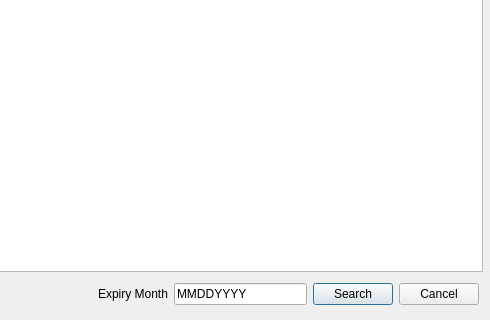
The window that membershipexpiry.ui (P4TOO/BulkClub-System) describes before a commit, drawn with Qt 5; both pictures show x 108 to 598 and y 89 to 409 of the 598 by 409 pixel window.
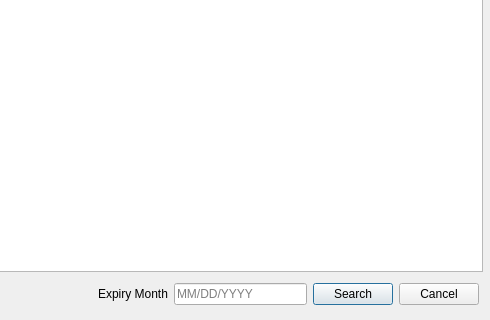
The same window after the commit.

Commit message: Added placeholder text for membershipexpiry.ui search linedit, and fixed date formatting in .db file for members table

Patch:
```diff
--- a/membershipexpiry.ui
+++ b/membershipexpiry.ui
@@ -33,7 +33,10 @@
     <item>
      <widget class="QLineEdit" name="dateLineEdit">
       <property name="text">
-       <string>MMDDYYYY</string>
+       <string/>
+      </property>
+      <property name="placeholderText">
+       <string>MM/DD/YYYY</string>
       </property>
      </widget>
     </item>
```
The commit also changes 1 other file.
